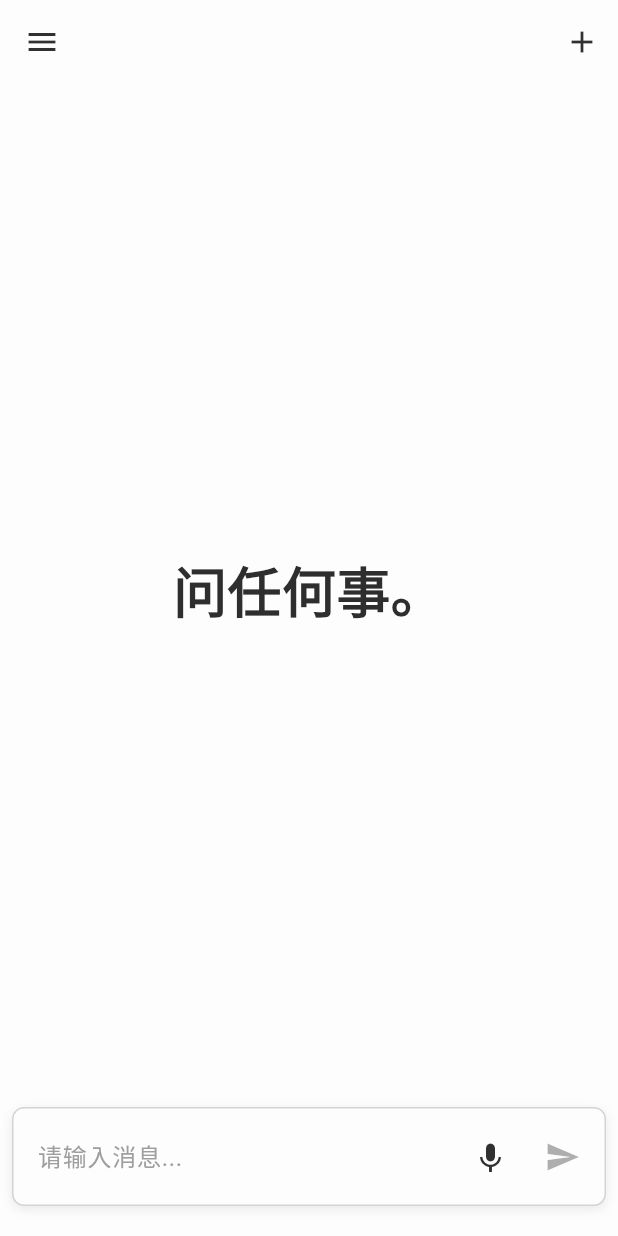
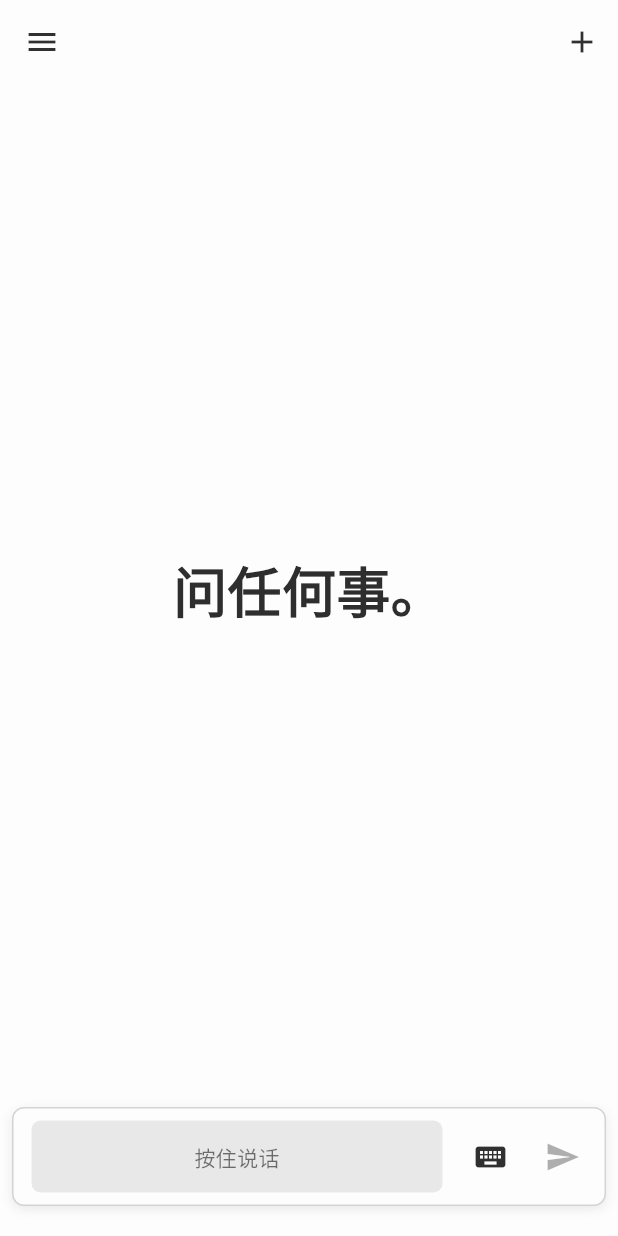
Before and after one commit to shiroe120/flutter-AI-assistant-app, a Flutter app: the HomePage screen opened by its route, after a tap on the "keyboard voice" icon, on a phone screen of 412 x 824 dp. Run offline on Flutter 3.47's test engine with Material 3 defaults, Android fonts, the light colour scheme and no system bars; our stand-ins replace dio, drift, flutter_dotenv, flutter_markdown, permission_handler, shared_preferences; missing offline and left inert: flutter_sound; accounts and stored records are empty; generated files the repository leaves out were written again.

Commit message:
可以录音并上传了，但是任意识别失败

```diff
--- a/lib/pages/login_page.dart
+++ b/lib/pages/login_page.dart
@@ -77,7 +77,7 @@ class _LoginPageState extends State<LoginPage> {
                   decoration: InputDecoration(
                     filled: true,
                     fillColor: Theme.of(context).colorScheme.onPrimary,
-                    labelText: "Email",
+                    labelText: "电子邮箱",
                     labelStyle: TextStyle(color: underSurface),
                     enabledBorder: OutlineInputBorder(
                       borderSide: BorderSide(
--- a/lib/utils/ai_service.dart
+++ b/lib/utils/ai_service.dart
@@ -9,7 +9,7 @@ class AIService {
   static const String _apiUrl = 'https://ark.cn-beijing.volces.com/api/v3/chat/completions';
 
   AIService({
-    this.modelId = 'doubao-1-5-lite-32k-250115', // 默认模型
+    this.modelId = 'doubao-1-5-lite-32k-250115',
   });
 
   /// 获取完整信息
--- a/lib/widgets/chat_input_bar.dart
+++ b/lib/widgets/chat_input_bar.dart
@@ -1,6 +1,7 @@
 import 'package:flutter/material.dart';
 import 'package:provider/provider.dart';
 
+import '../utils/speech_to_text_helper.dart';
 import '../viewModel/msg_manager.dart';
 import '../themes/light_theme.dart';
 import '../utils/ai_service.dart';
@@ -23,6 +24,8 @@ class ChatInputBar extends StatefulWidget {
 
 class _ChatInputBarState extends State<ChatInputBar> {
   bool hasText = false;
+  bool isVoiceMode = false;
+  final speechHelper = SpeechToTextHelper(); // 工具类实例
 
   @override
   void initState() {
@@ -68,7 +71,31 @@ class _ChatInputBarState extends State<ChatInputBar> {
       child: Row(
         children: [
           Expanded(
-            child: TextField(
+            child: isVoiceMode
+                ? GestureDetector(
+              onLongPressStart: (_) async {
+                await speechHelper.startListening();
+              },
+              onLongPressEnd: (_) async {
+                final result = await speechHelper.stopListeningAndTranscribe();
+                widget.controller.text += result;
+                setState(() {
+                  hasText = widget.controller.text.trim().isNotEmpty;
+                  isVoiceMode = false; // 录完回到键盘模式
+                });
+              },
+              child: Container(
+                height: 48,
+                alignment: Alignment.center,
+                margin: const EdgeInsets.symmetric(horizontal: 8),
+                decoration: BoxDecoration(
+                  color: Theme.of(context).colorScheme.primary.withOpacity(0.1),
+                  borderRadius: BorderRadius.circular(6),
+                ),
+                child: const Text("按住说话", style: TextStyle(color: Colors.black54)),
+              ),
+            )
+                : TextField(
               controller: widget.controller,
               minLines: 1,
               maxLines: 5,
@@ -83,14 +110,20 @@ class _ChatInputBarState extends State<ChatInputBar> {
             ),
           ),
 
+
+          // voice button
           IconButton(
             onPressed: () {
-              // 麦克风逻辑
+              setState(() {
+                isVoiceMode = !isVoiceMode;
+              });
             },
-            icon: const Icon(Icons.keyboard_voice),
-            focusColor: Theme.of(context).colorScheme.onPrimary,
-            color: Theme.of(context).colorScheme.primary,
+            icon: Icon(
+              isVoiceMode ? Icons.keyboard : Icons.keyboard_voice,
+              color: Theme.of(context).colorScheme.primary,
+            ),
           ),
+
 
           IconButton(
             icon: const Icon(Icons.send),
--- a/pubspec.yaml
+++ b/pubspec.yaml
@@ -41,6 +41,8 @@ dependencies:
   dio: ^5.8.0+1
   flutter_markdown: ^0.7.7+1
   flutter_dotenv: ^5.2.1
+  flutter_sound: ^9.28.0
+  permission_handler: ^12.0.1
   # The following adds the Cupertino Icons font to your application.
   # Use with the CupertinoIcons class for iOS style icons.
   cupertino_icons: ^1.0.8
```
Also changed, not shown: lib/pages/setting_page.dart (+62 -10 lines), lib/utils/speech_to_text_helper.dart (added, +96 -0 lines), pubspec.lock, 5 other files.
